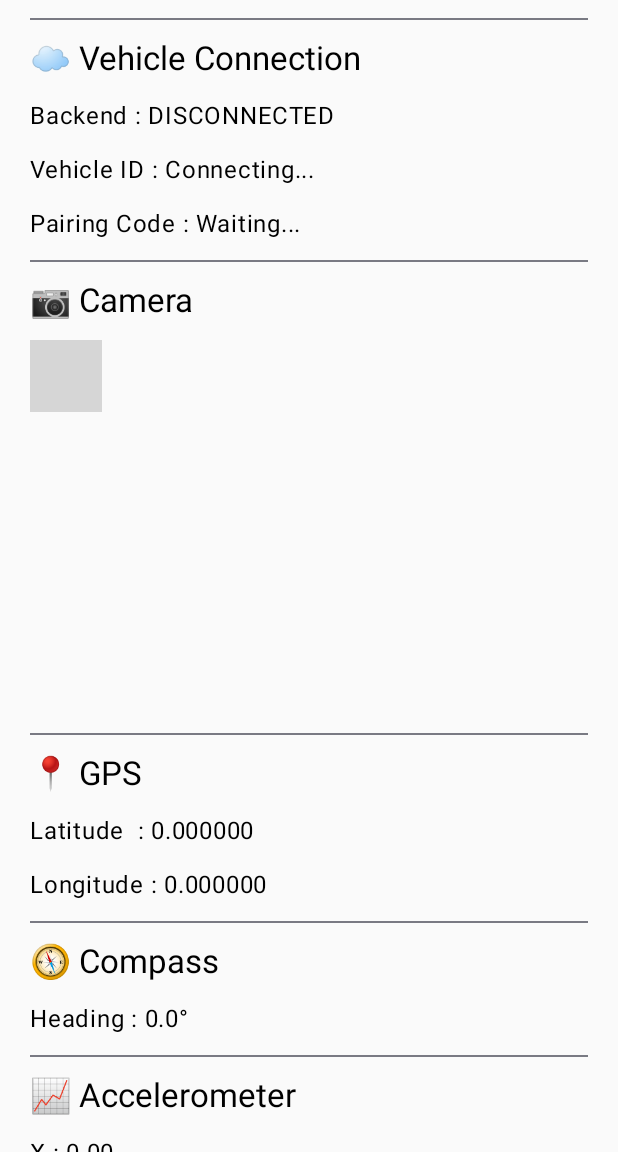
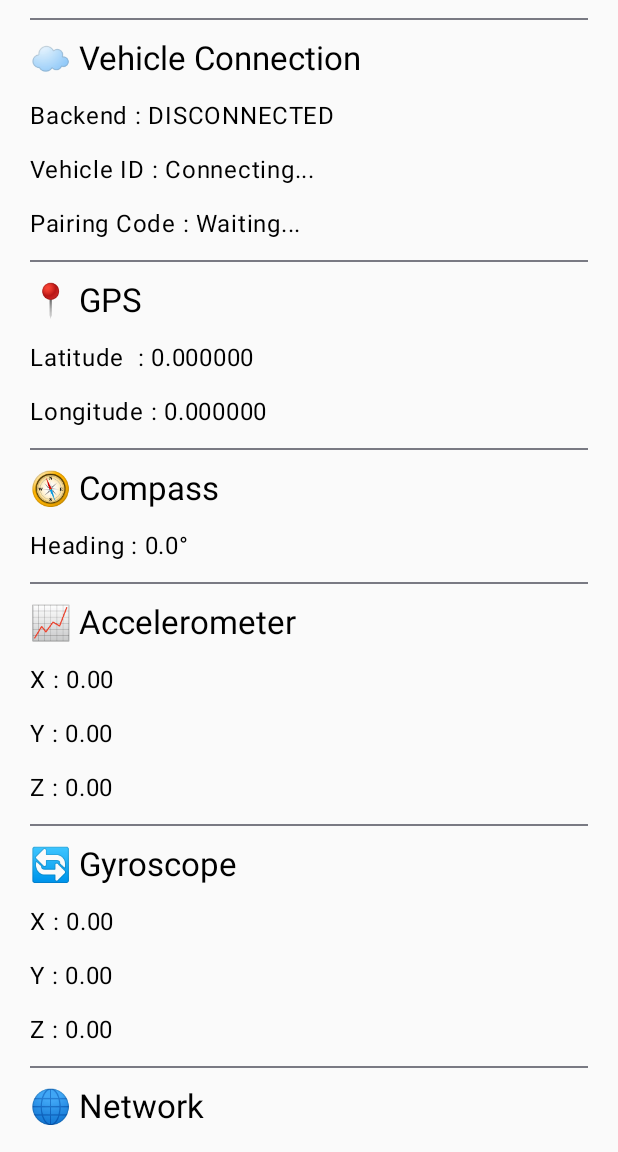
Before and after one commit to allenchrist/VehicleSensorModule, an Android app built with Jetpack Compose: the screen it shows after launch (MainActivity), on a phone screen of 412 x 824 dp, the part 84-1236 px from its top. Run offline under Robolectric (Android 15) with nearby library versions, the phone set to English and light mode, and no system bars; grey boxes are pictures that could not be loaded.

Commit message:
Remove camera functionality and retain vehicle telemetry

```diff
--- a/app/src/main/java/com/example/vehiclesensormodule/MainActivity.kt
+++ b/app/src/main/java/com/example/vehiclesensormodule/MainActivity.kt
@@ -172,7 +172,6 @@ class MainActivity : ComponentActivity() {
             // --------------------------------------------------
 
             LaunchedEffect(Unit) {
-
                 vehicleWebSocketClient.connect()
             }
 
@@ -188,16 +187,11 @@ class MainActivity : ComponentActivity() {
                         Manifest.permission.ACCESS_FINE_LOCATION
                     ) == PackageManager.PERMISSION_GRANTED
 
-                val cameraPermission =
-                    ContextCompat.checkSelfPermission(
-                        this@MainActivity,
-                        Manifest.permission.CAMERA
-                    ) == PackageManager.PERMISSION_GRANTED
+                // --------------------------------------------------
+                // Camera permission removed
+                // --------------------------------------------------
 
-                if (
-                    locationPermission &&
-                    cameraPermission
-                ) {
+                if (locationPermission) {
 
                     // --------------------------------------------------
                     // GPS
@@ -264,8 +258,7 @@ class MainActivity : ComponentActivity() {
                     ActivityCompat.requestPermissions(
                         this@MainActivity,
                         arrayOf(
-                            Manifest.permission.ACCESS_FINE_LOCATION,
-                            Manifest.permission.CAMERA
+                            Manifest.permission.ACCESS_FINE_LOCATION
                         ),
                         100
                     )
--- a/app/src/main/java/com/example/vehiclesensormodule/camera/CameraPreview.kt
+++ /dev/null
@@ -1,61 +0,0 @@
-package com.example.vehiclesensormodule.camera
-
-import android.annotation.SuppressLint
-import androidx.camera.core.CameraSelector
-import androidx.camera.core.Preview
-import androidx.camera.lifecycle.ProcessCameraProvider
-import androidx.camera.view.PreviewView
-import androidx.compose.runtime.Composable
-import androidx.compose.ui.Modifier
-import androidx.compose.ui.viewinterop.AndroidView
-import androidx.core.content.ContextCompat
-import androidx.lifecycle.compose.LocalLifecycleOwner
-
-@SuppressLint("UnsafeOptInUsageError")
-@Composable
-fun CameraPreview(
-    modifier: Modifier = Modifier
-) {
-    val lifecycleOwner = LocalLifecycleOwner.current
-
-    AndroidView(
-        modifier = modifier,
-        factory = { context ->
-
-            val previewView = PreviewView(context)
-
-            previewView.scaleType =
-                PreviewView.ScaleType.FIT_CENTER
-
-            val cameraProviderFuture =
-                ProcessCameraProvider.getInstance(context)
-
-            cameraProviderFuture.addListener({
-
-                val cameraProvider =
-                    cameraProviderFuture.get()
-
-                val preview =
-                    Preview.Builder().build()
-
-                preview.setSurfaceProvider(
-                    previewView.surfaceProvider
-                )
-
-                val cameraSelector =
-                    CameraSelector.DEFAULT_BACK_CAMERA
-
-                cameraProvider.unbindAll()
-
-                cameraProvider.bindToLifecycle(
-                    lifecycleOwner,
-                    cameraSelector,
-                    preview
-                )
-
-            }, ContextCompat.getMainExecutor(context))
-
-            previewView
-        }
-    )
-}
--- a/app/src/main/java/com/example/vehiclesensormodule/screen/MainScreen.kt
+++ b/app/src/main/java/com/example/vehiclesensormodule/screen/MainScreen.kt
@@ -1,11 +1,8 @@
 package com.example.vehiclesensormodule.screen
 
 import androidx.compose.foundation.layout.Arrangement
-import androidx.compose.foundation.layout.Box
 import androidx.compose.foundation.layout.Column
 import androidx.compose.foundation.layout.fillMaxSize
-import androidx.compose.foundation.layout.fillMaxWidth
-import androidx.compose.foundation.layout.height
 import androidx.compose.foundation.layout.padding
 import androidx.compose.foundation.rememberScrollState
 import androidx.compose.foundation.verticalScroll
@@ -16,7 +13,6 @@ import androidx.compose.runtime.Composable
 import androidx.compose.ui.Alignment
 import androidx.compose.ui.Modifier
 import androidx.compose.ui.unit.dp
-import com.example.vehiclesensormodule.camera.CameraPreview
 
 @Composable
 fun MainScreen(
@@ -102,28 +98,6 @@ fun MainScreen(
             Text(
                 text = "Enter this pairing code on the dashboard.",
                 style = MaterialTheme.typography.bodyMedium
-            )
-        }
-
-        Divider()
-
-        // --------------------------------------------------
-        // CAMERA
-        // --------------------------------------------------
-
-        Text(
-            text = "📷 Camera",
-            style = MaterialTheme.typography.titleLarge
-        )
-
-        Box(
-            modifier = Modifier
-                .fillMaxWidth()
-                .height(250.dp)
-        ) {
-
-            CameraPreview(
-                modifier = Modifier.fillMaxSize()
             )
         }
 
```
Also changed, not shown: app/src/main/AndroidManifest.xml (+11 -7 lines), app/src/main/java/com/example/vehiclesensormodule/network/VehicleWebSocketClient.kt (+189 -31 lines).
